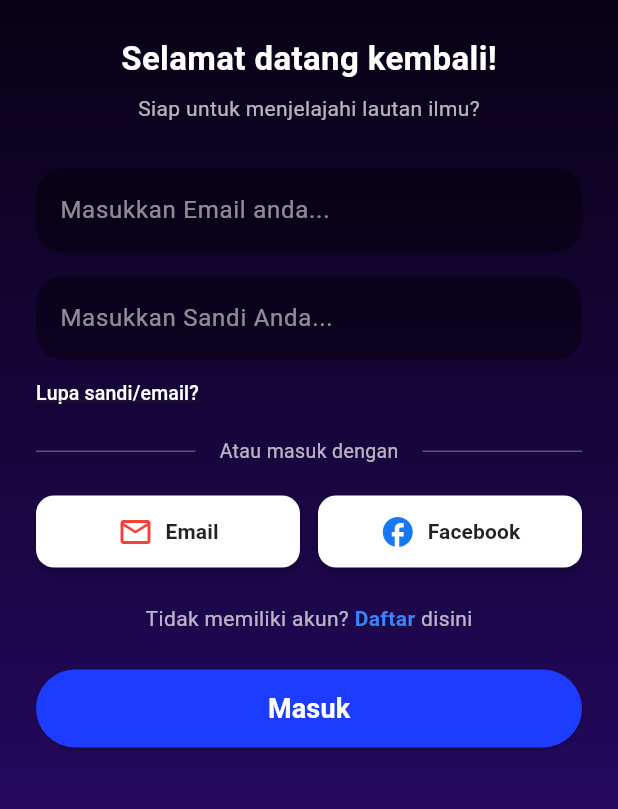
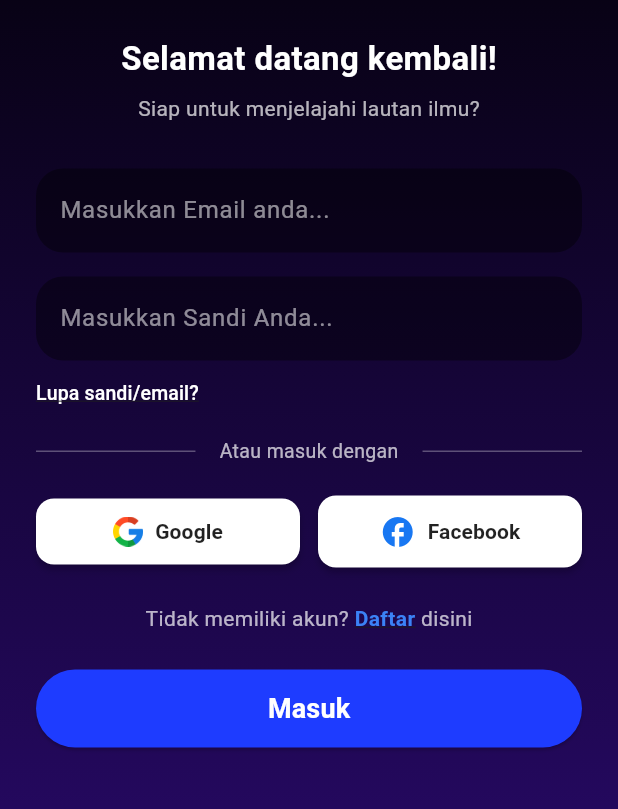
Before and after one commit to Rahasia-001/PJBL-2, a Flutter app: the screen it shows after launch, on a phone screen of 412 x 824 dp, the part 241-1050 px from its top. Run offline on Flutter 3.47's test engine with Material 3 defaults, Android fonts, the light colour scheme and no system bars.

Commit message:
logo google pada login page, ganti nama google, ganti nama pada home dan quiz page, perbaikan tombol visibility pada profile screen, perbaikan tombol save pada profile screen

```diff
--- a/lib/pages/login_page.dart
+++ b/lib/pages/login_page.dart
@@ -110,8 +110,9 @@ class LoginPage extends StatelessWidget {
                   children: [
                     Expanded(
                       child: _buildSocialButton(
-                        label: 'Email',
-                        icon: Icons.mail_outline,
+                        label: 'Google',
+                        child: Image.asset('assets/google_icon.png',
+                            width: 20, height: 20),
                         iconColor: Colors.red,
                         onPressed: () {
                           Navigator.pushReplacement(
@@ -197,7 +198,8 @@ class LoginPage extends StatelessWidget {
 
   Widget _buildSocialButton({
     required String label,
-    required IconData icon,
+    IconData? icon,
+    Widget? child,
     required Color iconColor,
     required VoidCallback onPressed,
   }) {
@@ -215,11 +217,12 @@ class LoginPage extends StatelessWidget {
       child: Row(
         mainAxisAlignment: MainAxisAlignment.center,
         children: [
-          Icon(
-            icon,
-            size: 24,
-            color: iconColor,
-          ),
+          child ??
+              Icon(
+                icon,
+                size: 24,
+                color: iconColor,
+              ),
           const SizedBox(width: 8),
           Text(
             label,
--- a/lib/pages/profile_screen.dart
+++ b/lib/pages/profile_screen.dart
@@ -1,3 +1,5 @@
+// ignore_for_file: dead_code, duplicate_ignore
+
 import 'package:flutter/material.dart';
 import 'package:pjbl/pages/home_page.dart';
 import 'package:pjbl/pages/login_page.dart';
@@ -290,6 +292,7 @@ class ProfileScreen extends StatelessWidget {
                           icon: Icon(
                             obscureNew
                                 ? Icons.visibility_off
+                                // ignore: dead_code
                                 : Icons.visibility,
                             color: Colors.white70,
                           ),
@@ -350,6 +353,7 @@ class ProfileScreen extends StatelessWidget {
                         Expanded(
                           child: ElevatedButton(
                             onPressed: () {
+                              // ignore: unused_local_variable
                               final cur = currentCtrl.text.trim();
                               final nw = newCtrl.text.trim();
                               final cf = confirmCtrl.text.trim();
```
